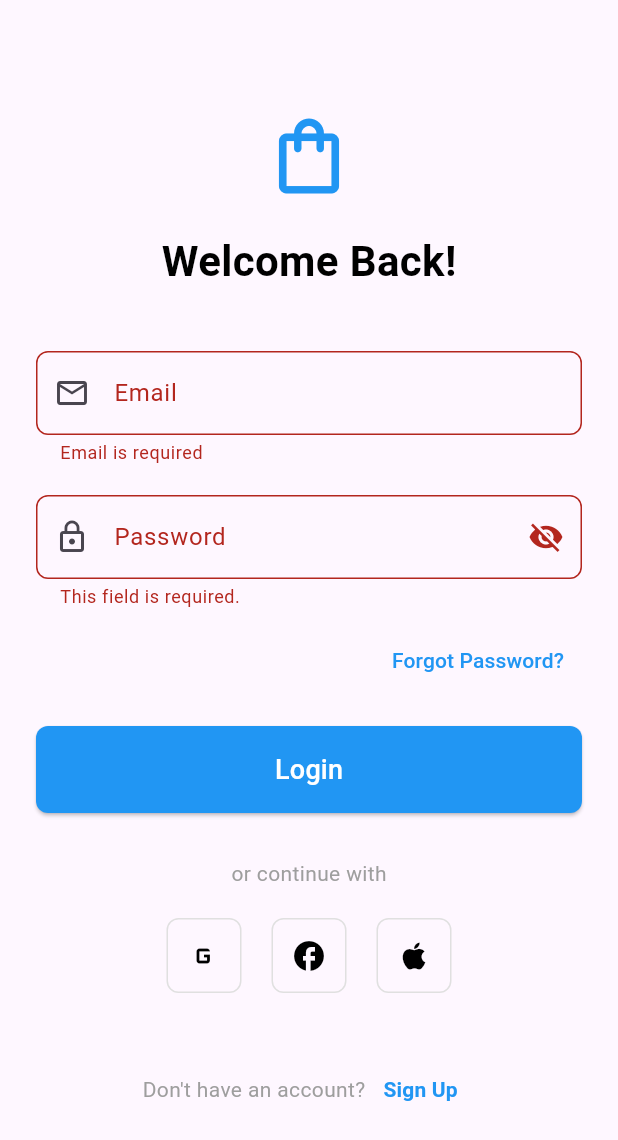
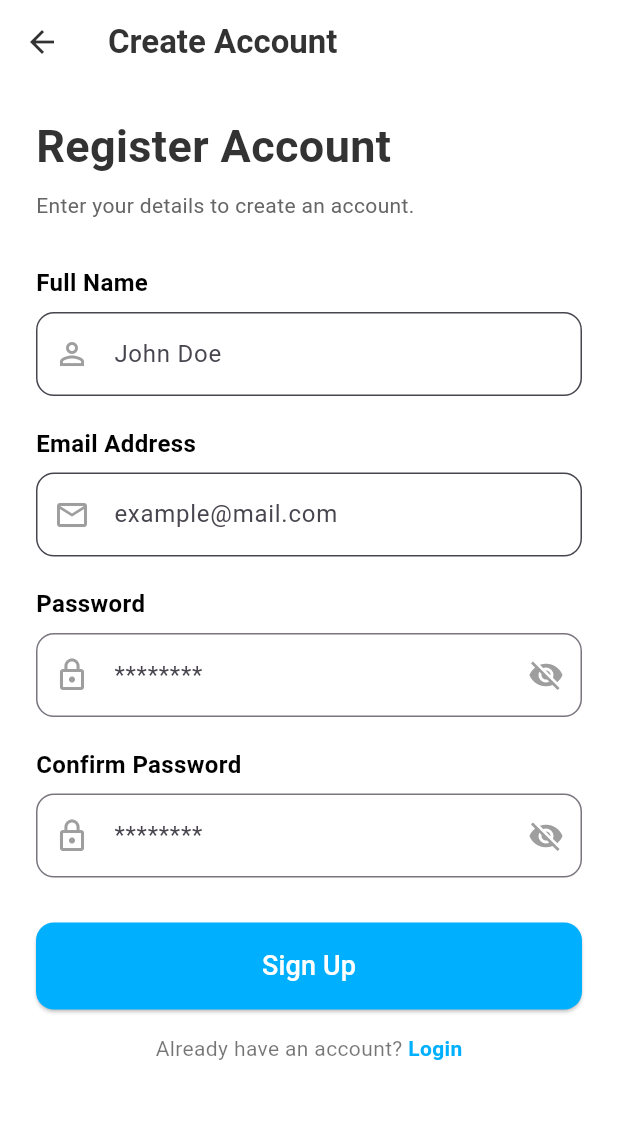
Before and after one commit to aymanSalahA/deal_wise, a Flutter app: the _LoginView screen opened directly, after a tap on "Login", after a tap on "Sign Up", on a phone screen of 412 x 824 dp. Shown: the top 1140 px of the screen. Run offline on Flutter 3.47's test engine with Material 3 defaults, Android fonts, the phone set to English and light mode, and no system bars; our stand-ins replace dio, flutter_bloc, shared_preferences; accounts and stored records are empty.

Commit message:
Modified Flutter UI and fixed register screen

```diff
--- /dev/null
+++ b/lib/features/auth/data/models/user_model.dart
@@ -0,0 +1,22 @@
+class RegisterRequest {
+  final String firstName;
+  final String lastName;
+  final String email;
+  final String password;
+
+  RegisterRequest({
+    required this.firstName,
+    required this.lastName,
+    required this.email,
+    required this.password,
+  });
+
+  Map<String, dynamic> toJson() {
+    return {
+      'firstName': firstName,
+      'lastName': lastName,
+      'email': email,
+      'password': password,
+    };
+  }
+}
--- a/lib/features/auth/presentation/screens/login_screen.dart
+++ b/lib/features/auth/presentation/screens/login_screen.dart
@@ -1,6 +1,7 @@
 import 'package:deal_wise/core/utils/validators.dart';
 import 'package:deal_wise/features/auth/presentation/cubit/login_cubit.dart';
 import 'package:deal_wise/features/auth/presentation/cubit/login_state.dart';
+import 'package:deal_wise/features/auth/presentation/screens/register_screen.dart';
 import 'package:deal_wise/routes/app_routes.dart';
 import 'package:flutter/material.dart';
 import 'package:flutter_bloc/flutter_bloc.dart';
@@ -129,7 +130,7 @@ class _LoginViewState extends State<_LoginView> {
                         validator: (value) => Validator.validateEmail(value!),
                       ),
                       const SizedBox(height: 20),
-                      // Password Field
+
                       TextFormField(
                         controller: passwordController,
                         obscureText: true,
@@ -150,8 +151,7 @@ class _LoginViewState extends State<_LoginView> {
                       Align(
                         alignment: Alignment.centerRight,
                         child: TextButton(
-                          onPressed:
-                              isLoading // Forgot Password
+                          onPressed: isLoading
                               ? null
                               : () {
                                   Navigator.pushNamed(
@@ -167,7 +167,6 @@ class _LoginViewState extends State<_LoginView> {
                       ),
                       const SizedBox(height: 20),
 
-                      // Login Button
                       isLoading
                           ? const CircularProgressIndicator()
                           : SizedBox(
@@ -220,7 +219,14 @@ class _LoginViewState extends State<_LoginView> {
                           ),
                           TextButton(
                             onPressed: () {
-                              /* Navigation to Sign Up screen */
+                              // ✅ التنقل لصفحة الريجيستر
+                              Navigator.pushReplacement(
+                                context,
+                                MaterialPageRoute(
+                                  builder: (context) =>
+                                      const RegisterAccountScreen(),
+                                ),
+                              );
                             },
                             child: const Text(
                               'Sign Up',
--- /dev/null
+++ b/lib/features/auth/presentation/screens/register_screen.dart
@@ -0,0 +1,343 @@
+import 'package:deal_wise/features/auth/data/api_service/api_service.dart';
+import 'package:flutter/material.dart';
+
+class HomeScreen extends StatelessWidget {
+  const HomeScreen({super.key});
+
+  @override
+  Widget build(BuildContext context) {
+    return Scaffold(
+      appBar: AppBar(title: const Text('Home')),
+      body: const Center(child: Text('Registration Successful!')),
+    );
+  }
+}
+
+class RegisterAccountScreen extends StatefulWidget {
+  const RegisterAccountScreen({super.key});
+
+  @override
+  State<RegisterAccountScreen> createState() => _RegisterAccountScreenState();
+}
+
+class _RegisterAccountScreenState extends State<RegisterAccountScreen> {
+  final _formKey = GlobalKey<FormState>();
+  final ApiService _apiService = ApiService();
+
+  final TextEditingController _fullNameController = TextEditingController();
+  final TextEditingController _emailController = TextEditingController();
+  final TextEditingController _passwordController = TextEditingController();
+  final TextEditingController _confirmPasswordController =
+      TextEditingController();
+
+  bool _isPasswordVisible = false;
+  bool _isConfirmPasswordVisible = false;
+  bool _isLoading = false;
+
+  void _handleSignUp() async {
+    if (!_formKey.currentState!.validate()) return;
+
+    if (_passwordController.text != _confirmPasswordController.text) {
+      ScaffoldMessenger.of(
+        context,
+      ).showSnackBar(const SnackBar(content: Text('Passwords do not match')));
+      return;
+    }
+
+    setState(() => _isLoading = true);
+
+    try {
+      final fullName = _fullNameController.text.trim();
+      final parts = fullName.split(' ');
+      final firstName = parts.isNotEmpty ? parts.first : '';
+      final lastName = parts.length > 1 ? parts.sublist(1).join(' ') : '';
+
+      final responseData = await _apiService.registerUser(
+        firstName: firstName,
+        lastName: lastName,
+        email: _emailController.text.trim(),
+        password: _passwordController.text.trim(),
+      );
+
+      print("✅ Registration Successful! Response: $responseData");
+
+      ScaffoldMessenger.of(
+        context,
+      ).showSnackBar(const SnackBar(content: Text('Registration Successful!')));
+
+      Navigator.pushReplacement(
+        context,
+        MaterialPageRoute(builder: (context) => const HomeScreen()),
+      );
+    } catch (e) {
+      print("❌ Registration Failed: $e");
+      ScaffoldMessenger.of(
+        context,
+      ).showSnackBar(SnackBar(content: Text('Registration Failed: $e')));
+    } finally {
+      setState(() => _isLoading = false);
+    }
+  }
+
+  @override
+  void dispose() {
+    _fullNameController.dispose();
+    _emailController.dispose();
+    _passwordController.dispose();
+    _confirmPasswordController.dispose();
+    super.dispose();
+  }
+
+  @override
+  Widget build(BuildContext context) {
+    const Color primaryColor = Color(0xFF00B0FF);
+    const Color textColor = Color(0xFF333333);
+
+    return Scaffold(
+      backgroundColor: Colors.white,
+      appBar: AppBar(
+        backgroundColor: Colors.white,
+        elevation: 0,
+        leading: IconButton(
+          icon: const Icon(Icons.arrow_back, color: textColor),
+          onPressed: () => Navigator.pop(context),
+        ),
+        title: const Text(
+          'Create Account',
+          style: TextStyle(color: textColor, fontWeight: FontWeight.bold),
+        ),
+      ),
+      body: SingleChildScrollView(
+        padding: const EdgeInsets.symmetric(horizontal: 24.0),
+        child: Form(
+          key: _formKey,
+          child: Column(
+            crossAxisAlignment: CrossAxisAlignment.start,
+            children: <Widget>[
+              const SizedBox(height: 20),
+              const Text(
+                'Register Account',
+                style: TextStyle(
+                  fontSize: 30,
+                  fontWeight: FontWeight.bold,
+                  color: textColor,
+                ),
+              ),
+              const SizedBox(height: 8),
+              const Text(
+                'Enter your details to create an account.',
+                style: TextStyle(fontSize: 14, color: Color(0xFF666666)),
+              ),
+              const SizedBox(height: 30),
+
+              _buildTextField(
+                controller: _fullNameController,
+                label: 'Full Name',
+                hintText: 'John Doe',
+                icon: Icons.person_outline,
+                validator: (value) =>
+                    (value == null || value.isEmpty) ? 'Enter full name' : null,
+              ),
+              const SizedBox(height: 20),
+
+              _buildTextField(
+                controller: _emailController,
+                label: 'Email Address',
+                hintText: 'example@mail.com',
+                icon: Icons.email_outlined,
+                keyboardType: TextInputType.emailAddress,
+                validator: (value) =>
+                    (value == null || value.isEmpty) ? 'Enter email' : null,
+              ),
+              const SizedBox(height: 20),
+
+              _buildPasswordField(
+                controller: _passwordController,
+                label: 'Password',
+                hintText: '********',
+                isVisible: _isPasswordVisible,
+                onToggleVisibility: () {
+                  setState(() => _isPasswordVisible = !_isPasswordVisible);
+                },
+                validator: (value) => (value == null || value.length < 6)
+                    ? 'Password must be at least 6 chars'
+                    : null,
+              ),
+              const SizedBox(height: 20),
+
+              _buildPasswordField(
+                controller: _confirmPasswordController,
+                label: 'Confirm Password',
+                hintText: '********',
+                isVisible: _isConfirmPasswordVisible,
+                onToggleVisibility: () {
+                  setState(
+                    () =>
+                        _isConfirmPasswordVisible = !_isConfirmPasswordVisible,
+                  );
+                },
+                validator: (value) => (value == null || value.isEmpty)
+                    ? 'Confirm password'
+                    : null,
+              ),
+              const SizedBox(height: 30),
+
+              SizedBox(
+                width: double.infinity,
+                child: ElevatedButton(
+                  onPressed: _isLoading ? null : _handleSignUp,
+                  style: ElevatedButton.styleFrom(
+                    backgroundColor: primaryColor,
+                    shape: RoundedRectangleBorder(
+                      borderRadius: BorderRadius.circular(12),
+                    ),
+                    padding: const EdgeInsets.symmetric(vertical: 16),
+                  ),
+                  child: _isLoading
+                      ? const CircularProgressIndicator(
+                          color: Colors.white,
+                          strokeWidth: 3,
+                        )
+                      : const Text(
+                          'Sign Up',
+                          style: TextStyle(fontSize: 18, color: Colors.white),
+                        ),
+                ),
+              ),
+
+              const SizedBox(height: 16),
+
+              Row(
+                mainAxisAlignment: MainAxisAlignment.center,
+                children: [
+                  const Text(
+                    "Already have an account? ",
+                    style: TextStyle(fontSize: 14, color: Colors.black54),
+                  ),
+                  GestureDetector(
+                    onTap: () {
+                      Navigator.pushReplacementNamed(context, '/login');
+                    },
+                    child: const Text(
+                      "Login",
+                      style: TextStyle(
+                        fontSize: 14,
+                        color: primaryColor,
+                        fontWeight: FontWeight.bold,
+                      ),
+                    ),
+                  ),
+                ],
+              ),
+
+              const SizedBox(height: 40),
+            ],
+          ),
+        ),
+      ),
+    );
+  }
+
+  Widget _buildTextField({
+    required TextEditingController controller,
+    required String label,
+    required String hintText,
+    required IconData icon,
+    required String? Function(String?)? validator,
+    TextInputType keyboardType = TextInputType.text,
+  }) {
+    const Color borderColor = Color(0xFFEEEEEE);
+    const Color focusedBorderColor = Color(0xFF00B0FF);
+
+    return Column(
+      crossAxisAlignment: CrossAxisAlignment.start,
+      children: [
+        Text(
+          label,
+          style: const TextStyle(
+            fontSize: 16,
+            fontWeight: FontWeight.bold,
+            color: Colors.black,
+          ),
+        ),
+        const SizedBox(height: 8),
+        TextFormField(
+          controller: controller,
+          keyboardType: keyboardType,
+          validator: validator,
+          decoration: InputDecoration(
+            hintText: hintText,
+            prefixIcon: Icon(icon, color: Colors.grey),
+            filled: true,
+            fillColor: Colors.white,
+            border: OutlineInputBorder(
+              borderRadius: BorderRadius.circular(12),
+              borderSide: const BorderSide(color: borderColor),
+            ),
+            focusedBorder: OutlineInputBorder(
+              borderRadius: BorderRadius.circular(12),
+              borderSide: const BorderSide(
+                color: focusedBorderColor,
+                width: 2.0,
+              ),
+            ),
+          ),
+        ),
+      ],
+    );
+  }
+
+  Widget _buildPasswordField({
+    required TextEditingController controller,
+    required String label,
+    required String hintText,
+    required bool isVisible,
+    required VoidCallback onToggleVisibility,
+    required String? Function(String?)? validator,
+  }) {
+    const Color borderColor = Color(0xFFEEEEEE);
+    const Color focusedBorderColor = Color(0xFF00B0FF);
+
+    return Column(
+      crossAxisAlignment: CrossAxisAlignment.start,
+      children: [
+        Text(
+          label,
+          style: const TextStyle(
+            fontSize: 16,
+            fontWeight: FontWeight.bold,
+            color: Colors.black,
+          ),
+        ),
+        const SizedBox(height: 8),
+        TextFormField(
+          controller: controller,
+          obscureText: !isVisible,
+          validator: validator,
+          decoration: InputDecoration(
+            hintText: hintText,
+            prefixIcon: const Icon(Icons.lock_outline, color: Colors.grey),
+            suffixIcon: IconButton(
+              icon: Icon(
+                isVisible ? Icons.visibility : Icons.visibility_off,
+                color: Colors.grey,
+              ),
+              onPressed: onToggleVisibility,
+            ),
+            border: OutlineInputBorder(
+              borderRadius: BorderRadius.circular(12),
+              borderSide: const BorderSide(color: borderColor),
+            ),
+            focusedBorder: OutlineInputBorder(
+              borderRadius: BorderRadius.circular(12),
+              borderSide: const BorderSide(
+                color: focusedBorderColor,
+                width: 2.0,
+              ),
+            ),
+          ),
+        ),
+      ],
+    );
+  }
+}
```
Also changed, not shown: lib/features/auth/data/api_service/api_service.dart (added, +100 -0 lines), lib/features/auth/presentation/cubit/register_cubit.dart (added, +41 -0 lines).
